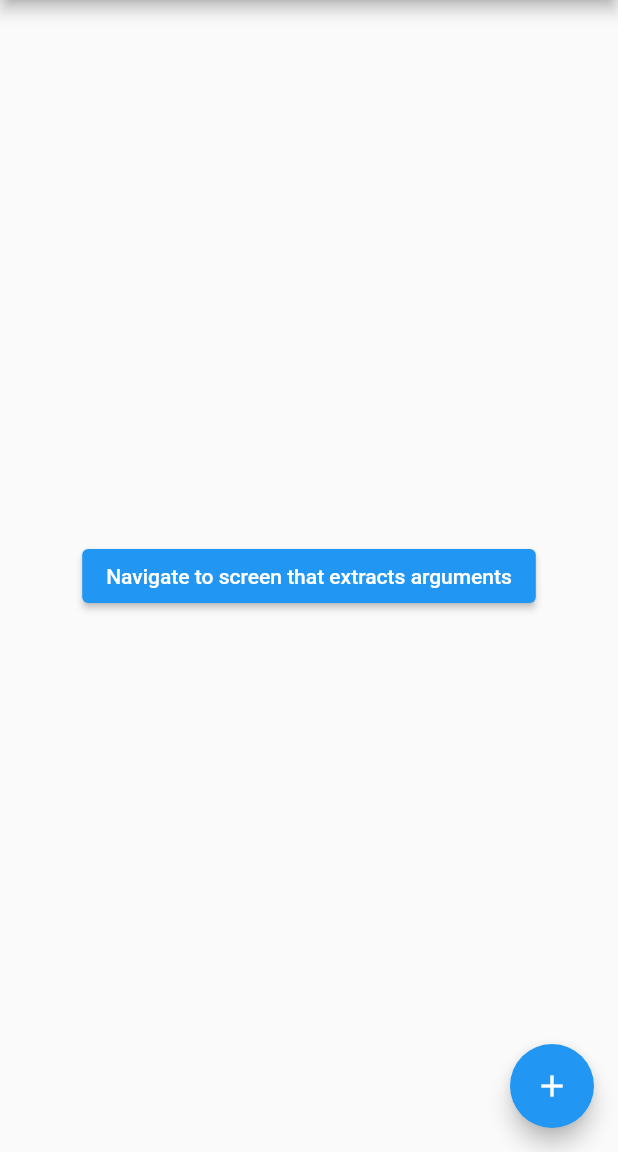
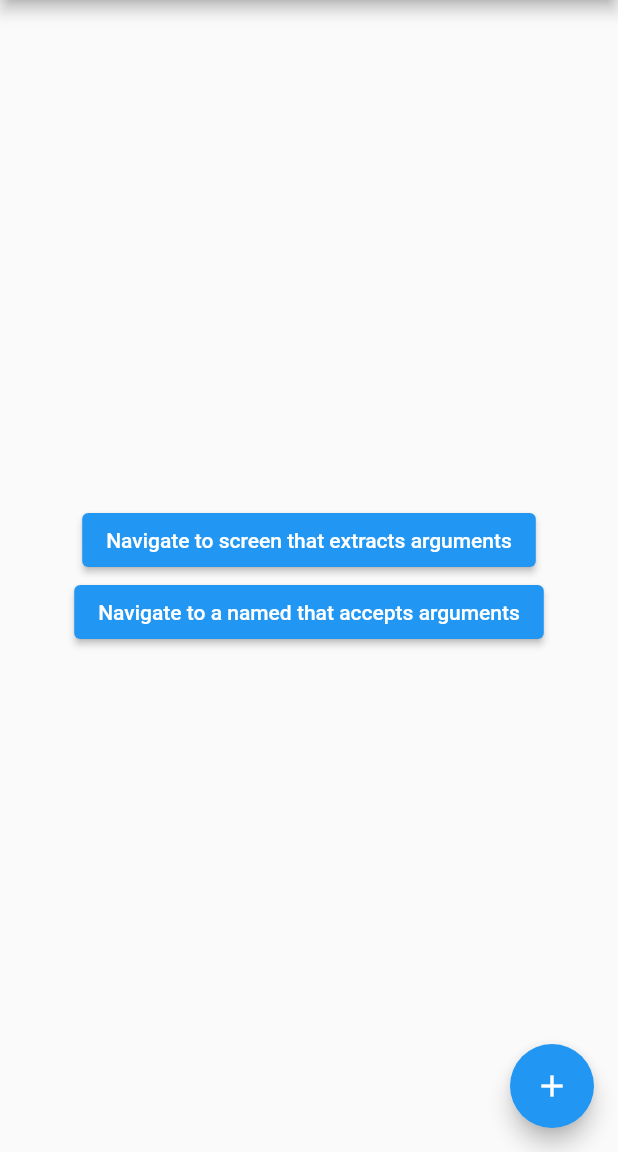
Before and after one commit to kaabourihassen/flutter_tasks, a Flutter app: the screen it shows after launch, on a phone screen of 412 x 824 dp, the part 84-1236 px from its top. Run offline on Flutter 3.47's test engine with Material 2 defaults, Android fonts, the phone set to English and light mode, and no system bars.

Commit message:
extract the arguments using onGenerateRoute

```diff
--- /dev/null
+++ b/argument_passage/lib/PassArgumentsScreen.dart
@@ -0,0 +1,33 @@
+import 'package:flutter/material.dart';
+import 'ScreenArguments.dart';
+
+class PassArgumentsScreen extends StatelessWidget {
+  static const routeName = '/passArguments';
+
+  final String title;
+  final String message;
+
+  // This Widget accepts the arguments as constructor
+  // parameters. It does not extract the arguments from
+  // the ModalRoute.
+  //
+  // The arguments are extracted by the onGenerateRoute
+  // function provided to the MaterialApp widget.
+  const PassArgumentsScreen({
+    Key? key,
+    required this.title,
+    required this.message,
+  }) : super(key: key);
+
+  @override
+  Widget build(BuildContext context) {
+    return Scaffold(
+      appBar: AppBar(
+        title: Text(title),
+      ),
+      body: Center(
+        child: Text(message),
+      ),
+    );
+  }
+}
--- a/argument_passage/lib/main.dart
+++ b/argument_passage/lib/main.dart
@@ -1,6 +1,7 @@
 import 'package:flutter/material.dart';
 
 import 'ExtractArgumentsScreen.dart';
+import 'PassArgumentsScreen.dart';
 import 'ScreenArguments.dart';
 
 void main() {
@@ -18,17 +19,38 @@ class MyApp extends StatelessWidget {
         ExtractArgumentsScreen.routeName: (context) =>
         const ExtractArgumentsScreen(),
       },
+      onGenerateRoute: (settings) {
+        // If you push the PassArguments route
+        if (settings.name == PassArgumentsScreen.routeName) {
+          // Cast the arguments to the correct
+          // type: ScreenArguments.
+          final args = settings.arguments as ScreenArguments;
+
+          // Then, extract the required data from
+          // the arguments and pass the data to the
+          // correct screen.
+          return MaterialPageRoute(
+            builder: (context) {
+              return PassArgumentsScreen(
+                title: args.title,
+                message: args.message,
+              );
+            },
+          );
+        }
+        // The code only supports
+        // PassArgumentsScreen.routeName right now.
+        // Other values need to be implemented if we
+        // add them. The assertion here will help remind
+        // us of that higher up in the call stack, since
+        // this assertion would otherwise fire somewhere
+        // in the framework.
+        assert(false, 'Need to implement ${settings.name}');
+        return null;
+      },
       title: 'Flutter Demo',
       theme: ThemeData(
-        // This is the theme of your application.
-        //
-        // Try running your application with "flutter run". You'll see the
-        // application has a blue toolbar. Then, without quitting the app, try
-        // changing the primarySwatch below to Colors.green and then invoke
-        // "hot reload" (press "r" in the console where you ran "flutter run",
-        // or simply save your changes to "hot reload" in a Flutter IDE).
-        // Notice that the counter didn't reset back to zero; the application
-        // is not restarted.
+
         primarySwatch: Colors.blue,
       ),
       home: const MyHomePage(title: 'Flutter Demo Home Page'),
@@ -38,15 +60,6 @@ class MyApp extends StatelessWidget {
 
 class MyHomePage extends StatefulWidget {
   const MyHomePage({Key? key, required this.title}) : super(key: key);
-
-  // This widget is the home page of your application. It is stateful, meaning
-  // that it has a State object (defined below) that contains fields that affect
-  // how it looks.
-
-  // This class is the configuration for the state. It holds the values (in this
-  // case the title) provided by the parent (in this case the App widget) and
-  // used by the build method of the State. Fields in a Widget subclass are
-  // always marked "final".
 
   final String title;
 
@@ -59,47 +72,19 @@ class _MyHomePageState extends State<MyHomePage> {
 
   void _incrementCounter() {
     setState(() {
-      // This call to setState tells the Flutter framework that something has
-      // changed in this State, which causes it to rerun the build method below
-      // so that the display can reflect the updated values. If we changed
-      // _counter without calling setState(), then the build method would not be
-      // called again, and so nothing would appear to happen.
       _counter++;
     });
   }
 
   @override
   Widget build(BuildContext context) {
-    // This method is rerun every time setState is called, for instance as done
-    // by the _incrementCounter method above.
-    //
-    // The Flutter framework has been optimized to make rerunning build methods
-    // fast, so that you can just rebuild anything that needs updating rather
-    // than having to individually change instances of widgets.
     return Scaffold(
       appBar: AppBar(
-        // Here we take the value from the MyHomePage object that was created by
-        // the App.build method, and use it to set our appbar title.
         title: Text(widget.title),
       ),
       body: Center(
-        // Center is a layout widget. It takes a single child and positions it
-        // in the middle of the parent.
         child: Column(
-          // Column is also a layout widget. It takes a list of children and
-          // arranges them vertically. By default, it sizes itself to fit its
-          // children horizontally, and tries to be as tall as its parent.
-          //
-          // Invoke "debug painting" (press "p" in the console, choose the
-          // "Toggle Debug Paint" action from the Flutter Inspector in Android
-          // Studio, or the "Toggle Debug Paint" command in Visual Studio Code)
-          // to see the wireframe for each widget.
-          //
-          // Column has various properties to control how it sizes itself and
-          // how it positions its children. Here we use mainAxisAlignment to
-          // center the children vertically; the main axis here is the vertical
-          // axis because Columns are vertical (the cross axis would be
-          // horizontal).
+
           mainAxisAlignment: MainAxisAlignment.center,
           children: <Widget>[
             ElevatedButton(
@@ -119,6 +104,23 @@ class _MyHomePageState extends State<MyHomePage> {
               },
               child: const Text('Navigate to screen that extracts arguments'),
             ),
+            ElevatedButton(
+              onPressed: () {
+                // When the user taps the button, navigate
+                // to a named route and provide the arguments
+                // as an optional parameter.
+                Navigator.pushNamed(
+                  context,
+                  PassArgumentsScreen.routeName,
+                  arguments: ScreenArguments(
+                    'Accept Arguments Screen',
+                    'This message is extracted in the onGenerateRoute '
+                        'function.',
+                  ),
+                );
+              },
+              child: const Text('Navigate to a named that accepts arguments'),
+            ),
           ],
         ),
       ),
```
